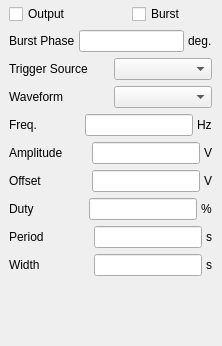
northriv/KAME, file modules/arbfunc/arbfuncform.ui: the form before one commit.
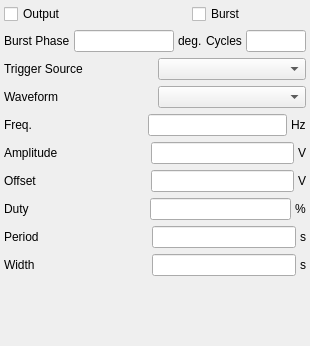
The form after the commit.

Commit message: arbfunc: burst cycle count (BURS:NCYC) settable from the UI

Diff of the .ui file:
```diff
--- a/modules/arbfunc/arbfuncform.ui
+++ b/modules/arbfunc/arbfuncform.ui
@@ -112,6 +112,47 @@
         </property>
        </widget>
       </item>
+      <item>
+       <widget class="QLabel" name="textLabelBurstCycles">
+        <property name="sizePolicy">
+         <sizepolicy hsizetype="Preferred" vsizetype="Fixed">
+          <horstretch>0</horstretch>
+          <verstretch>0</verstretch>
+         </sizepolicy>
+        </property>
+        <property name="text">
+         <string>Cycles</string>
+        </property>
+        <property name="wordWrap">
+         <bool>false</bool>
+        </property>
+       </widget>
+      </item>
+      <item>
+       <widget class="QLineEdit" name="m_edBurstCycles">
+        <property name="sizePolicy">
+         <sizepolicy hsizetype="Preferred" vsizetype="Fixed">
+          <horstretch>0</horstretch>
+          <verstretch>0</verstretch>
+         </sizepolicy>
+        </property>
+        <property name="minimumSize">
+         <size>
+          <width>60</width>
+          <height>0</height>
+         </size>
+        </property>
+        <property name="maximumSize">
+         <size>
+          <width>120</width>
+          <height>32767</height>
+         </size>
+        </property>
+        <property name="toolTip">
+         <string>Burst cycle count. 0 = INFinity.</string>
+        </property>
+       </widget>
+      </item>
      </layout>
     </item>
     <item row="2" column="0" colspan="2">
```
The commit also changes 3 other files.
